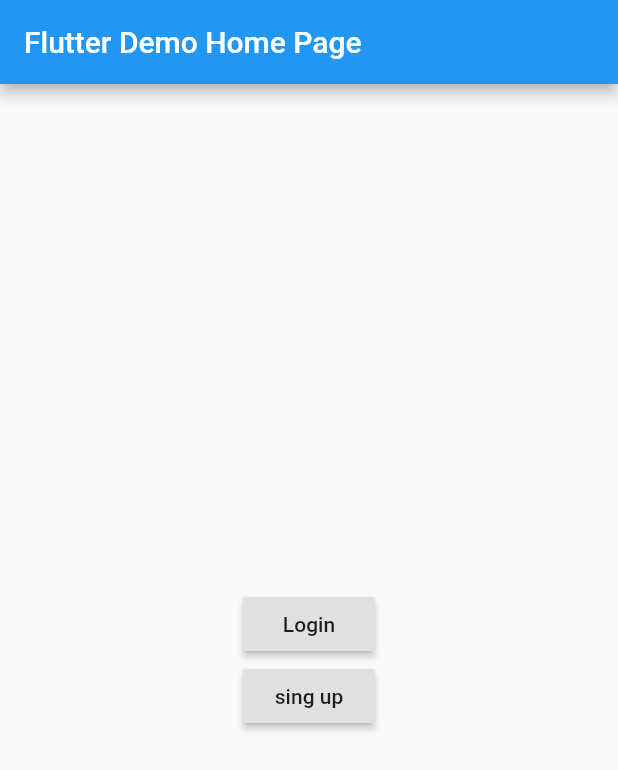
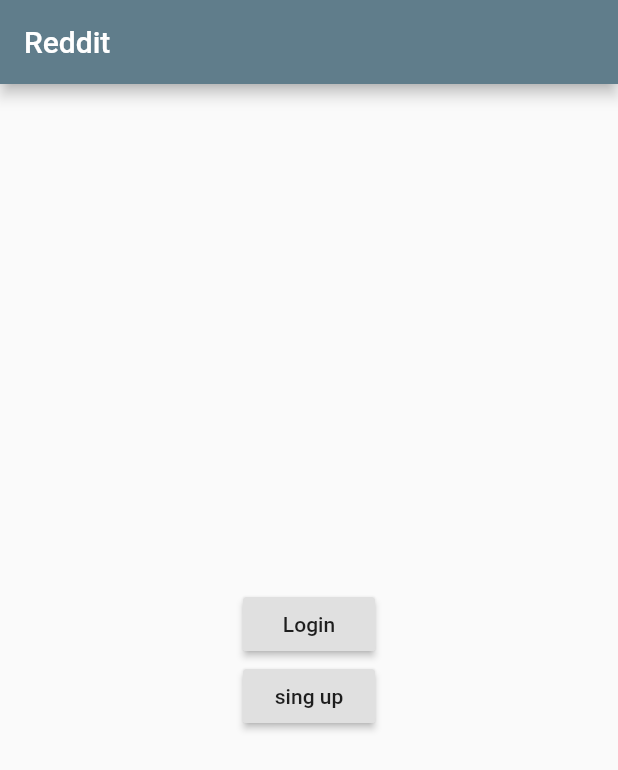
Before and after one commit to Amir-Mohseni/reddit, a Flutter app: the screen it shows after launch, on a phone screen of 412 x 824 dp. Shown: the top 770 px of the screen. Run offline on Flutter 3.47's test engine with Material 2 defaults, Android fonts, the phone set to English and light mode, and no system bars.

```diff
--- a/lib/main.dart
+++ b/lib/main.dart
@@ -17,11 +17,11 @@ class _MyAppState extends State<MyApp> {
   @override
   Widget build(BuildContext context) {
     return MaterialApp(
-      title: 'Flutter Demo',
+      title: 'Reddit AP Project',
       theme: ThemeData(
-        primarySwatch: Colors.blue,
+        primarySwatch: Colors.blueGrey,
       ),
-      home: const MyHomePage(title: 'Flutter Demo Home Page'),
+      home: const MyHomePage(title: 'Reddit '),
     );
   }
 }
```
Also changed, not shown: lib/SingUp.dart (added).
